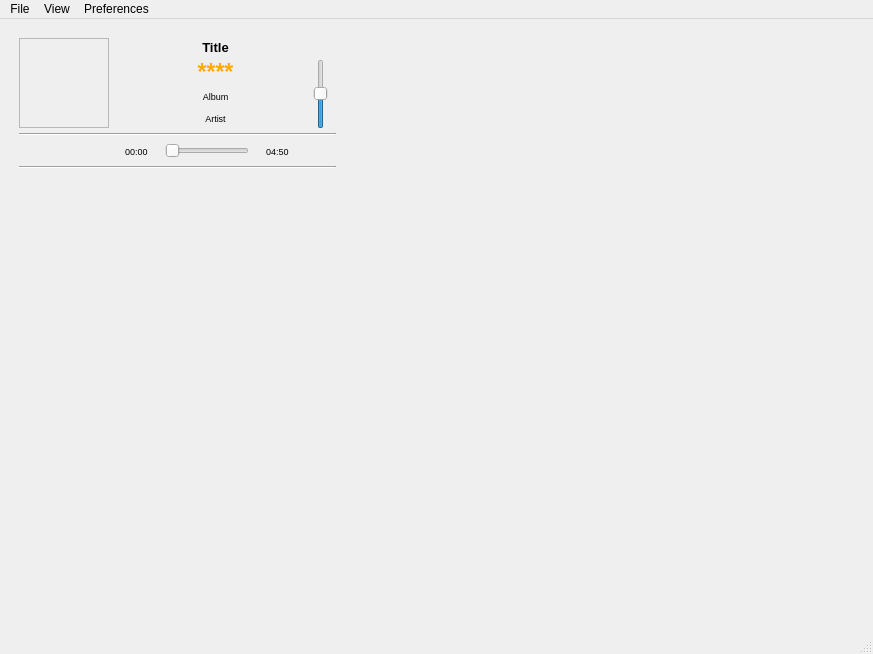
Above: trunk/GUI/GUI_Simpleplayer.ui from shahid334/sayonara-player before the change. Below: the same form after it.
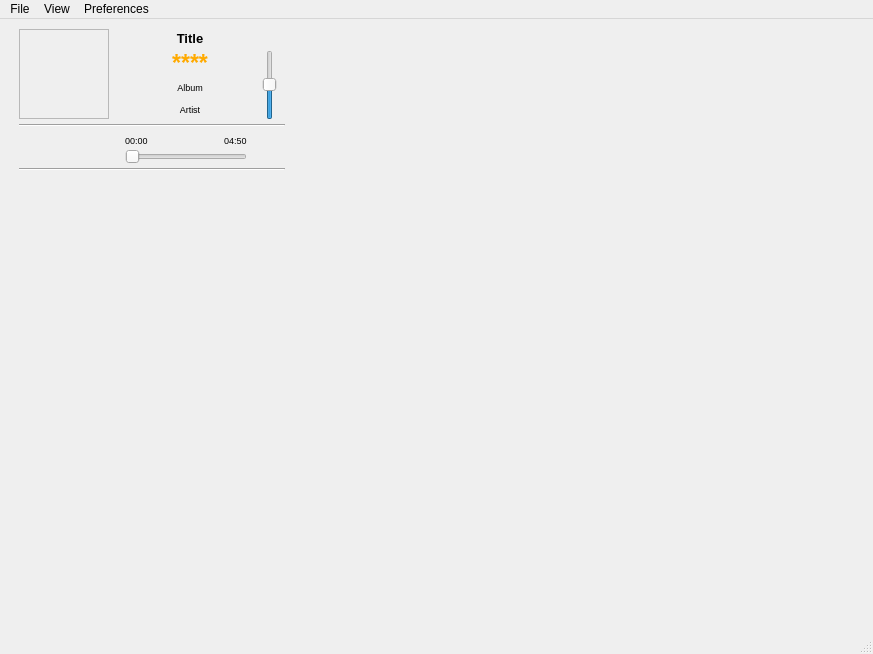
That is the form after the change. Icons and pictures are not drawn.

Commit message: GUi verändert CoverFetch verbessert (weiterleitung aktiviert)

The edit to the form file:
```diff
--- a/trunk/GUI/GUI_Simpleplayer.ui
+++ b/trunk/GUI/GUI_Simpleplayer.ui
@@ -29,6 +29,15 @@
    <iconset>
     <normaloff>icons/play.png</normaloff>icons/play.png</iconset>
   </property>
+  <property name="toolButtonStyle">
+   <enum>Qt::ToolButtonIconOnly</enum>
+  </property>
+  <property name="documentMode">
+   <bool>false</bool>
+  </property>
+  <property name="unifiedTitleAndToolBarOnMac">
+   <bool>true</bool>
+  </property>
   <widget class="QWidget" name="centralwidget">
    <property name="minimumSize">
     <size>
@@ -40,7 +49,7 @@
     <property name="spacing">
      <number>10</number>
     </property>
-    <property name="leftMargin">
+    <property name="margin">
      <number>0</number>
     </property>
     <item>
@@ -53,12 +62,15 @@
     <item>
      <widget class="QWidget" name="widget" native="true">
       <property name="sizePolicy">
-       <sizepolicy hsizetype="MinimumExpanding" vsizetype="Preferred">
+       <sizepolicy hsizetype="Preferred" vsizetype="Preferred">
         <horstretch>2</horstretch>
         <verstretch>0</verstretch>
        </sizepolicy>
       </property>
       <layout class="QHBoxLayout" name="horizontalLayout_2">
+       <property name="bottomMargin">
+        <number>0</number>
+       </property>
        <item>
         <layout class="QGridLayout" name="gridLayout">
          <property name="sizeConstraint">
@@ -72,35 +84,22 @@
          </property>
          <item row="2" column="1">
           <layout class="QGridLayout" name="gridLayout_4">
+           <property name="horizontalSpacing">
+            <number>8</number>
+           </property>
            <property name="verticalSpacing">
             <number>0</number>
            </property>
            <item row="0" column="0">
-            <layout class="QGridLayout" name="gridLayout_3">
-             <property name="horizontalSpacing">
-              <number>17</number>
-             </property>
-             <item row="0" column="1">
-              <widget class="QSlider" name="songProgress">
-               <property name="orientation">
-                <enum>Qt::Horizontal</enum>
-               </property>
-              </widget>
-             </item>
-             <item row="0" column="2">
-              <widget class="QLabel" name="maxTime">
-               <property name="font">
-                <font>
-                 <pointsize>7</pointsize>
-                </font>
-               </property>
-               <property name="text">
-                <string>04:50</string>
-               </property>
-              </widget>
-             </item>
-             <item row="0" column="0">
+            <layout class="QGridLayout" name="gridLayout_5">
+             <item row="1" column="0">
               <widget class="QLabel" name="curTime">
+               <property name="maximumSize">
+                <size>
+                 <width>16777215</width>
+                 <height>18</height>
+                </size>
+               </property>
                <property name="font">
                 <font>
                  <pointsize>7</pointsize>
@@ -114,35 +113,79 @@
                </property>
               </widget>
              </item>
-             <item row="0" column="3">
-              <widget class="QPushButton" name="stop">
+             <item row="1" column="2">
+              <widget class="QLabel" name="maxTime">
                <property name="maximumSize">
                 <size>
-                 <width>30</width>
-                 <height>30</height>
+                 <width>16777215</width>
+                 <height>18</height>
                 </size>
                </property>
+               <property name="font">
+                <font>
+                 <pointsize>7</pointsize>
+                </font>
+               </property>
                <property name="text">
-                <string/>
+                <string>04:50</string>
                </property>
-               <property name="icon">
-                <iconset>
-                 <normaloff>icons/stop.png</normaloff>
-                 <selectedoff>icons/stop.png</selectedoff>icons/stop.png</iconset>
+              </widget>
+             </item>
+             <item row="1" column="1">
+              <spacer name="horizontalSpacer">
+               <property name="orientation">
+                <enum>Qt::Horizontal</enum>
                </property>
-               <property name="iconSize">
+               <property name="sizeHint" stdset="0">
                 <size>
-                 <width>22</width>
-                 <height>22</height>
+                 <width>40</width>
+                 <height>18</height>
                 </size>
                </property>
-               <property name="flat">
-                <bool>true</bool>
+              </spacer>
+             </item>
+             <item row="2" column="0" colspan="3">
+              <widget class="QSlider" name="songProgress">
+               <property name="maximumSize">
+                <size>
+                 <width>16777215</width>
+                 <height>20</height>
+                </size>
+               </property>
+               <property name="orientation">
+                <enum>Qt::Horizontal</enum>
                </property>
               </widget>
              </item>
             </layout>
            </item>
+           <item row="0" column="1">
+            <widget class="QPushButton" name="stop">
+             <property name="maximumSize">
+              <size>
+               <width>30</width>
+               <height>30</height>
+              </size>
+             </property>
+             <property name="text">
+              <string/>
+             </property>
+             <property name="icon">
+              <iconset>
+               <normaloff>icons/stop.png</normaloff>
+               <selectedoff>icons/stop.png</selectedoff>icons/stop.png</iconset>
+             </property>
+             <property name="iconSize">
+              <size>
+               <width>22</width>
+               <height>22</height>
+              </size>
+             </property>
+             <property name="flat">
+              <bool>true</bool>
+             </property>
+            </widget>
+           </item>
           </layout>
          </item>
          <item row="2" column="0">
@@ -505,8 +548,8 @@
              <rect>
               <x>0</x>
               <y>0</y>
-              <width>339</width>
-              <height>407</height>
+              <width>264</width>
+              <height>420</height>
              </rect>
             </property>
            </widget>
```
The commit also changes 5 other files.
